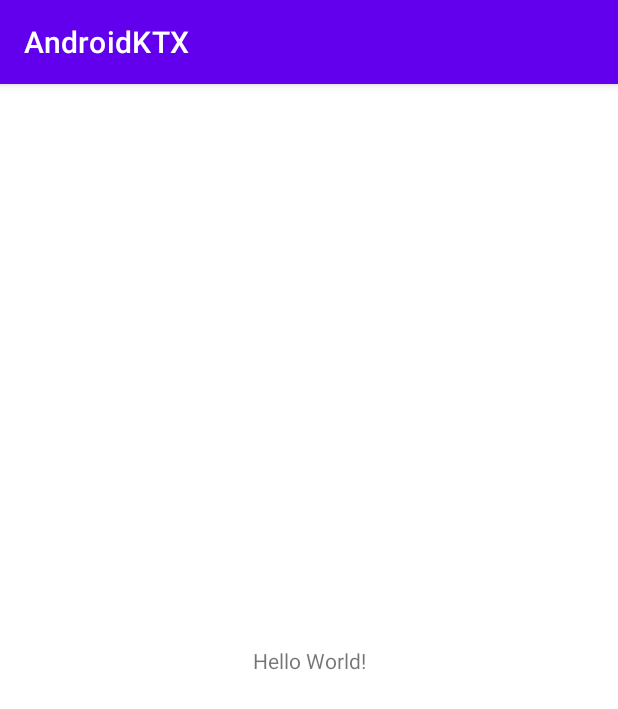
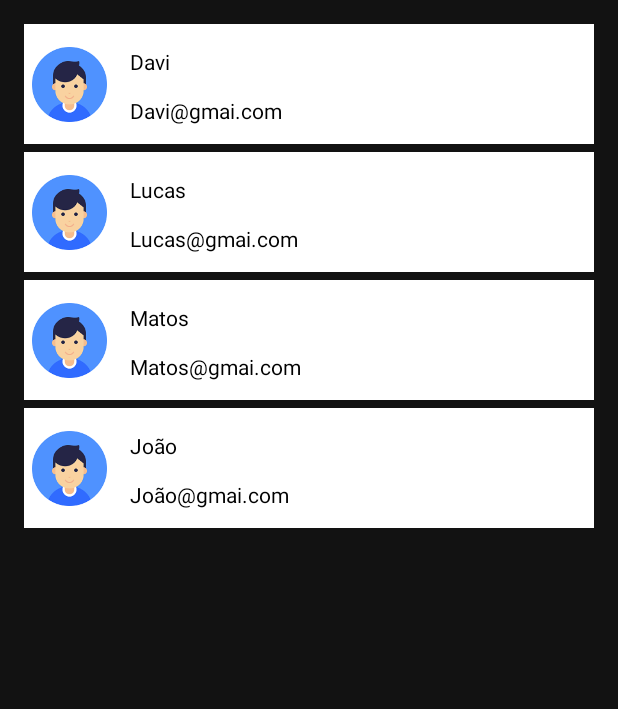
Before and after one commit to LucioDarcon/AndroidKTX-ROOM_DB-LIVE-DATA, an Android app: the screen it shows after launch (MainActivity), on a phone screen of 412 x 824 dp. Shown: the top 709 px of the screen. Run offline under Robolectric (Android 15) with nearby library versions, the phone set to English and light mode, and no system bars; our stand-ins replace data binding.

Commit message:
create user view model and recycler view user

```diff
--- a/app/src/main/AndroidManifest.xml
+++ b/app/src/main/AndroidManifest.xml
@@ -9,7 +9,7 @@
         android:roundIcon="@mipmap/ic_launcher_round"
         android:supportsRtl="true"
         android:theme="@style/Theme.AndroidKTX">
-        <activity android:name=".MainActivity">
+        <activity android:name=".ui.activities.MainActivity">
             <intent-filter>
                 <action android:name="android.intent.action.MAIN" />
 
--- a/app/src/main/java/com/example/androidktx/MainActivity.kt
+++ /dev/null
@@ -1,11 +0,0 @@
-package com.example.androidktx
-
-import androidx.appcompat.app.AppCompatActivity
-import android.os.Bundle
-
-class MainActivity : AppCompatActivity() {
-    override fun onCreate(savedInstanceState: Bundle?) {
-        super.onCreate(savedInstanceState)
-        setContentView(R.layout.activity_main)
-    }
-}
--- /dev/null
+++ b/app/src/main/java/com/example/androidktx/data/model/User.kt
@@ -0,0 +1,4 @@
+package com.example.androidktx.data.model
+
+data class User(val name: String? = null,
+                val email: String? = null)
--- /dev/null
+++ b/app/src/main/java/com/example/androidktx/data/repository/UserRepositoryMock.kt
@@ -0,0 +1,23 @@
+package com.example.androidktx.data.repository
+
+import com.example.androidktx.data.model.User
+import kotlinx.coroutines.Dispatchers
+import kotlinx.coroutines.delay
+import kotlinx.coroutines.flow.Flow
+import kotlinx.coroutines.flow.flow
+import kotlinx.coroutines.withContext
+
+class UserRepositoryMock {
+
+    private val listUser = listOf<User>(
+        User("Davi", "Davi@gmai.com"),
+        User("Lucas", "Lucas@gmai.com"),
+        User("Matos", "Matos@gmai.com"),
+        User("João", "João@gmai.com")
+    )
+
+    suspend fun getListUsers(): Flow<List<User>> = withContext(Dispatchers.IO) {
+        flow { this.emit(listUser) }
+    }
+
+}
--- /dev/null
+++ b/app/src/main/java/com/example/androidktx/ui/activities/MainActivity.kt
@@ -0,0 +1,36 @@
+package com.example.androidktx.ui.activities
+
+import android.os.Bundle
+import androidx.appcompat.app.AppCompatActivity
+import com.example.androidktx.R
+import com.example.androidktx.ui.fragments.MainFragment
+
+class MainActivity : AppCompatActivity() {
+
+    override fun onCreate(savedInstanceState: Bundle?) {
+        super.onCreate(savedInstanceState)
+        setContentView(R.layout.activity_main)
+
+        if (savedInstanceState == null) {
+            supportFragmentManager.beginTransaction()
+                .replace(R.id.container, MainFragment.newInstance())
+                .commitNow()
+        }
+
+    }
+
+//    override fun onCreateOptionsMenu(menu: Menu?): Boolean {
+//        menuInflater.inflate(R.menu.main_menu, menu)
+//        return super.onCreateOptionsMenu(menu)
+//    }
+//
+//    override fun onOptionsItemSelected(item: MenuItem): Boolean {
+//        when (item.itemId) {
+//            R.id.main_menu_add_icon -> {
+////                TODO ADD ICON
+//            }
+//        }
+//        return super.onOptionsItemSelected(item)
+//    }
+
+}
--- /dev/null
+++ b/app/src/main/java/com/example/androidktx/ui/adapters/UserAdapter.kt
@@ -0,0 +1,46 @@
+package com.example.androidktx.ui.adapters
+
+import android.view.LayoutInflater
+import android.view.View
+import android.view.ViewGroup
+import androidx.databinding.DataBindingUtil
+import androidx.recyclerview.widget.RecyclerView
+import com.example.androidktx.R
+import com.example.androidktx.data.model.User
+import com.example.androidktx.databinding.RecyclerItemUserBinding
+import com.example.androidktx.ui.adapters.viewholder.UserViewHolder
+
+class UserAdapter : RecyclerView.Adapter<RecyclerView.ViewHolder>() {
+
+    private var users: List<User> = ArrayList()
+
+    override fun onCreateViewHolder(parent: ViewGroup, viewType: Int): RecyclerView.ViewHolder {
+        val mCardUseAdapter = DataBindingUtil.inflate<RecyclerItemUserBinding>(
+            LayoutInflater.from(parent.context),
+            R.layout.recycler_item_user,
+            parent,
+            false
+        )
+
+        return UserViewHolder(mCardUseAdapter)
+    }
+
+    override fun onBindViewHolder(holder: RecyclerView.ViewHolder, position: Int) {
+        when (holder) {
+            is UserViewHolder -> {
+                holder.bind(users[position])
+            }
+        }
+    }
+
+    fun submitList(listUsers: List<User>) {
+        this.users = listUsers
+        notifyDataSetChanged()
+    }
+
+    override fun getItemCount(): Int {
+        return users.size
+    }
+
+
+}
--- /dev/null
+++ b/app/src/main/java/com/example/androidktx/ui/adapters/viewholder/UserViewHolder.kt
@@ -0,0 +1,18 @@
+package com.example.androidktx.ui.adapters.viewholder
+
+import android.view.View
+import android.widget.TextView
+import androidx.recyclerview.widget.RecyclerView
+import com.example.androidktx.R
+import com.example.androidktx.data.model.User
+import com.example.androidktx.databinding.RecyclerItemUserBinding
+
+class UserViewHolder(private val recyclerItemUserBinding: RecyclerItemUserBinding) : RecyclerView.ViewHolder(recyclerItemUserBinding.root) {
+
+    fun bind(user: User) {
+        recyclerItemUserBinding.user = user
+        recyclerItemUserBinding.executePendingBindings()
+    }
+
+
+}
--- /dev/null
+++ b/app/src/main/java/com/example/androidktx/ui/fragments/MainFragment.kt
@@ -0,0 +1,78 @@
+package com.example.androidktx.ui.fragments
+
+import android.os.Bundle
+import android.view.LayoutInflater
+import android.view.View
+import android.view.ViewGroup
+import androidx.databinding.DataBindingUtil
+import androidx.fragment.app.Fragment
+import androidx.lifecycle.Observer
+import androidx.lifecycle.ViewModelProvider
+import androidx.lifecycle.lifecycleScope
+import androidx.recyclerview.widget.LinearLayoutManager
+import com.example.androidktx.R
+import com.example.androidktx.data.repository.UserRepositoryMock
+import com.example.androidktx.databinding.MainFragmentBinding
+import com.example.androidktx.ui.adapters.UserAdapter
+import com.example.androidktx.viewmodels.UserViewModel
+import kotlinx.coroutines.launch
+
+class MainFragment : Fragment() {
+
+    private var mUserAdapter                   = UserAdapter()
+    private var mUserViewModel: UserViewModel? = null
+
+    companion object {
+        fun newInstance() = MainFragment()
+
+
+    }
+
+    private var mView: MainFragmentBinding? = null
+
+    override fun onCreateView(
+        inflater: LayoutInflater,
+        container: ViewGroup?,
+        savedInstanceState: Bundle?
+    ): View? {
+        mView = DataBindingUtil.inflate(
+            LayoutInflater.from(context),
+            R.layout.main_fragment,
+            null,
+            false
+        )
+
+        initAdapter()
+
+        return mView?.root
+    }
+
+    private fun initAdapter() {
+        mView?.activityMainRecyclerView?.layoutManager = LinearLayoutManager(context)
+        mView?.activityMainRecyclerView?.adapter       = mUserAdapter
+    }
+
+    override fun onActivityCreated(savedInstanceState: Bundle?) {
+        super.onActivityCreated(savedInstanceState)
+        getData()
+    }
+
+
+    private fun getData() {
+        mUserViewModel = ViewModelProvider(
+            this, UserViewModel
+                .UserViewModelFactory(UserRepositoryMock())
+        ).get(UserViewModel::class.java)
+
+        lifecycleScope.launch {
+            mUserViewModel?.getMockUsers()
+
+            mUserViewModel?.usersLiveData?.observe(viewLifecycleOwner, Observer { users ->
+                mUserAdapter.submitList(users)
+            })
+        }
+
+
+    }
+
+}
--- /dev/null
+++ b/app/src/main/java/com/example/androidktx/viewmodels/UserViewModel.kt
@@ -0,0 +1,29 @@
+package com.example.androidktx.viewmodels
+
+import androidx.lifecycle.MutableLiveData
+import androidx.lifecycle.ViewModel
+import androidx.lifecycle.ViewModelProvider
+import com.example.androidktx.data.model.User
+import com.example.androidktx.data.repository.UserRepositoryMock
+import kotlinx.coroutines.flow.Flow
+import kotlinx.coroutines.flow.collect
+
+class UserViewModel(private val userRepositoryMock: UserRepositoryMock) : ViewModel() {
+
+    var usersLiveData = MutableLiveData<List<User>>()
+
+    suspend fun getMockUsers() {
+        userRepositoryMock.getListUsers().collect { listUsers ->
+            usersLiveData.value = listUsers
+        }
+    }
+
+    class UserViewModelFactory(private val userRepositoryMock: UserRepositoryMock) : ViewModelProvider.Factory {
+
+        override fun <T : ViewModel?> create(modelClass: Class<T>): T {
+            return UserViewModel(userRepositoryMock) as T
+        }
+
+    }
+
+}
--- /dev/null
+++ b/app/src/main/res/drawable/ic_baseline_add_24.xml
@@ -0,0 +1,5 @@
+<vector android:height="24dp" android:tint="#FFFFFF"
+    android:viewportHeight="24" android:viewportWidth="24"
+    android:width="24dp" xmlns:android="http://schemas.android.com/apk/res/android">
+    <path android:fillColor="@android:color/white" android:pathData="M19,13h-6v6h-2v-6H5v-2h6V5h2v6h6v2z"/>
+</vector>
--- a/app/src/main/res/layout/activity_main.xml
+++ b/app/src/main/res/layout/activity_main.xml
@@ -1,18 +1,7 @@
 <?xml version="1.0" encoding="utf-8"?>
-<androidx.constraintlayout.widget.ConstraintLayout xmlns:android="http://schemas.android.com/apk/res/android"
-    xmlns:app="http://schemas.android.com/apk/res-auto"
+<FrameLayout xmlns:android="http://schemas.android.com/apk/res/android"
     xmlns:tools="http://schemas.android.com/tools"
+    android:id="@+id/container"
     android:layout_width="match_parent"
     android:layout_height="match_parent"
-    tools:context=".MainActivity">
-
-    <TextView
-        android:layout_width="wrap_content"
-        android:layout_height="wrap_content"
-        android:text="Hello World!"
-        app:layout_constraintBottom_toBottomOf="parent"
-        app:layout_constraintLeft_toLeftOf="parent"
-        app:layout_constraintRight_toRightOf="parent"
-        app:layout_constraintTop_toTopOf="parent" />
-
-</androidx.constraintlayout.widget.ConstraintLayout>
+    tools:context=".ui.activities.MainActivity" />
--- /dev/null
+++ b/app/src/main/res/layout/main_fragment.xml
@@ -0,0 +1,30 @@
+<?xml version="1.0" encoding="utf-8"?>
+<layout xmlns:android="http://schemas.android.com/apk/res/android"
+    xmlns:app="http://schemas.android.com/apk/res-auto"
+    xmlns:tools="http://schemas.android.com/tools"
+    tools:context=".ui.fragments.MainFragment">
+
+    <androidx.constraintlayout.widget.ConstraintLayout
+        android:layout_width="match_parent"
+        android:layout_height="match_parent">
+
+<!--        <androidx.appcompat.widget.Toolbar-->
+<!--            android:id="@+id/activity_main_toolbar"-->
+<!--            android:layout_width="match_parent"-->
+<!--            android:layout_height="?attr/actionBarSize"-->
+<!--            android:background="@color/design_default_color_secondary"-->
+<!--            app:title="Live Data"-->
+<!--            app:titleTextColor="@color/white" />-->
+
+        <androidx.recyclerview.widget.RecyclerView
+            android:id="@+id/activity_main_recycler_view"
+            android:layout_width="match_parent"
+            android:layout_height="wrap_content"
+            android:padding="16dp"
+            app:layout_constraintEnd_toEndOf="parent"
+            app:layout_constraintStart_toStartOf="parent"
+            app:layout_constraintTop_toTopOf="parent" />
+
+    </androidx.constraintlayout.widget.ConstraintLayout>
+
+</layout>
--- /dev/null
+++ b/app/src/main/res/layout/recycler_item_user.xml
@@ -0,0 +1,56 @@
+<?xml version="1.0" encoding="utf-8"?>
+<layout xmlns:android="http://schemas.android.com/apk/res/android"
+    xmlns:app="http://schemas.android.com/apk/res-auto"
+    xmlns:tools="http://schemas.android.com/tools">
+
+    <data>
+
+        <variable
+            name="user"
+            type="com.example.androidktx.data.model.User" />
+
+    </data>
+
+    <androidx.constraintlayout.widget.ConstraintLayout
+        android:layout_width="match_parent"
+        android:background="@color/white"
+        android:layout_marginBottom="5dp"
+        android:layout_height="80dp">
+
+        <ImageView
+            android:id="@+id/imageView"
+            android:layout_width="50dp"
+            android:layout_height="50dp"
+            android:layout_marginStart="5dp"
+            android:src="@drawable/user"
+            app:layout_constraintBottom_toBottomOf="parent"
+            app:layout_constraintStart_toStartOf="parent"
+            app:layout_constraintTop_toTopOf="parent" />
+
+        <com.google.android.material.textview.MaterialTextView
+            android:id="@+id/recycler_item_user_name"
+            android:layout_width="wrap_content"
+            android:layout_height="wrap_content"
+            android:layout_marginStart="15dp"
+            android:layout_marginTop="15dp"
+            android:text="@{user.name}"
+            android:textColor="@color/black"
+            app:layout_constraintStart_toEndOf="@+id/imageView"
+            app:layout_constraintTop_toTopOf="parent"
+            tools:text="Lúcio" />
+
+        <com.google.android.material.textview.MaterialTextView
+            android:id="@+id/recycler_item_user_email"
+            android:layout_width="wrap_content"
+            android:layout_height="wrap_content"
+            android:layout_marginStart="15dp"
+            android:text="@{user.email}"
+            android:textColor="@color/black"
+            app:layout_constraintBottom_toBottomOf="parent"
+            app:layout_constraintStart_toEndOf="@+id/imageView"
+            app:layout_constraintTop_toBottomOf="@+id/recycler_item_user_name"
+            tools:text="Luciiodarcon@gmail.com" />
+
+    </androidx.constraintlayout.widget.ConstraintLayout>
+
+</layout>
--- /dev/null
+++ b/app/src/main/res/menu/main_menu.xml
@@ -0,0 +1,11 @@
+<?xml version="1.0" encoding="utf-8"?>
+<menu xmlns:android="http://schemas.android.com/apk/res/android"
+    xmlns:app="http://schemas.android.com/apk/res-auto">
+
+    <item
+        android:id="@+id/main_menu_add_icon"
+        android:icon="@drawable/ic_baseline_add_24"
+        android:title="@string/add"
+        app:showAsAction="always" />
+
+</menu>
--- a/app/src/main/res/values/strings.xml
+++ b/app/src/main/res/values/strings.xml
@@ -1,3 +1,6 @@
 <resources>
     <string name="app_name">AndroidKTX</string>
+    <string name="add">Add</string>
+    <string name="name">Name:</string>
+    <string name="e_mail">E-mail:</string>
 </resources>
--- a/app/src/main/res/values/themes.xml
+++ b/app/src/main/res/values/themes.xml
@@ -1,9 +1,9 @@
 <resources xmlns:tools="http://schemas.android.com/tools">
     <!-- Base application theme. -->
-    <style name="Theme.AndroidKTX" parent="Theme.MaterialComponents.DayNight.DarkActionBar">
+    <style name="Theme.AndroidKTX" parent="Theme.MaterialComponents.NoActionBar">
         <!-- Primary brand color. -->
-        <item name="colorPrimary">@color/purple_500</item>
-        <item name="colorPrimaryVariant">@color/purple_700</item>
+        <item name="colorPrimary">@color/black</item>
+        <item name="colorPrimaryVariant">@color/teal_700</item>
         <item name="colorOnPrimary">@color/white</item>
         <!-- Secondary brand color. -->
         <item name="colorSecondary">@color/teal_200</item>
--- a/build.gradle
+++ b/build.gradle
@@ -1,12 +1,12 @@
 // Top-level build file where you can add configuration options common to all sub-projects/modules.
 buildscript {
-    ext.kotlin_version = "1.4.21"
+    ext.kotlin_version = '1.4.31'
     repositories {
         google()
         jcenter()
     }
     dependencies {
-        classpath "com.android.tools.build:gradle:4.1.2"
+        classpath "com.android.tools.build:gradle:4.1.3"
         classpath "org.jetbrains.kotlin:kotlin-gradle-plugin:$kotlin_version"
 
         // NOTE: Do not place your application dependencies here; they belong
```
Also changed, not shown: app/build.gradle (+18 -2 lines), app/src/main/res/drawable/user.png (added), 1 other file.
